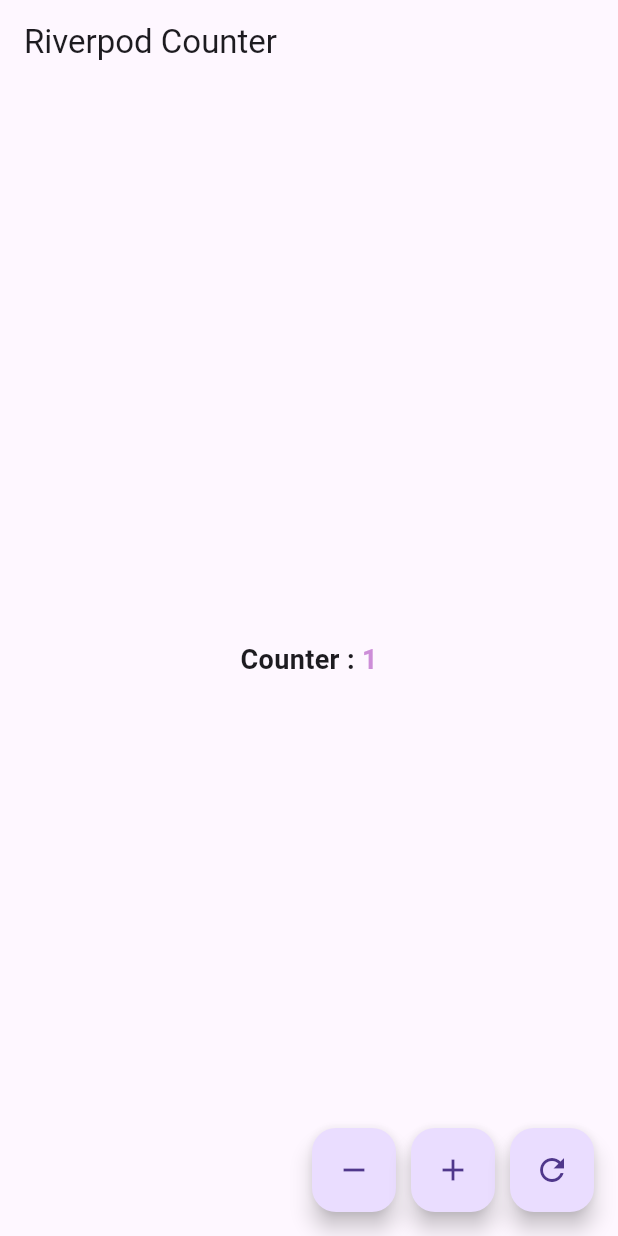
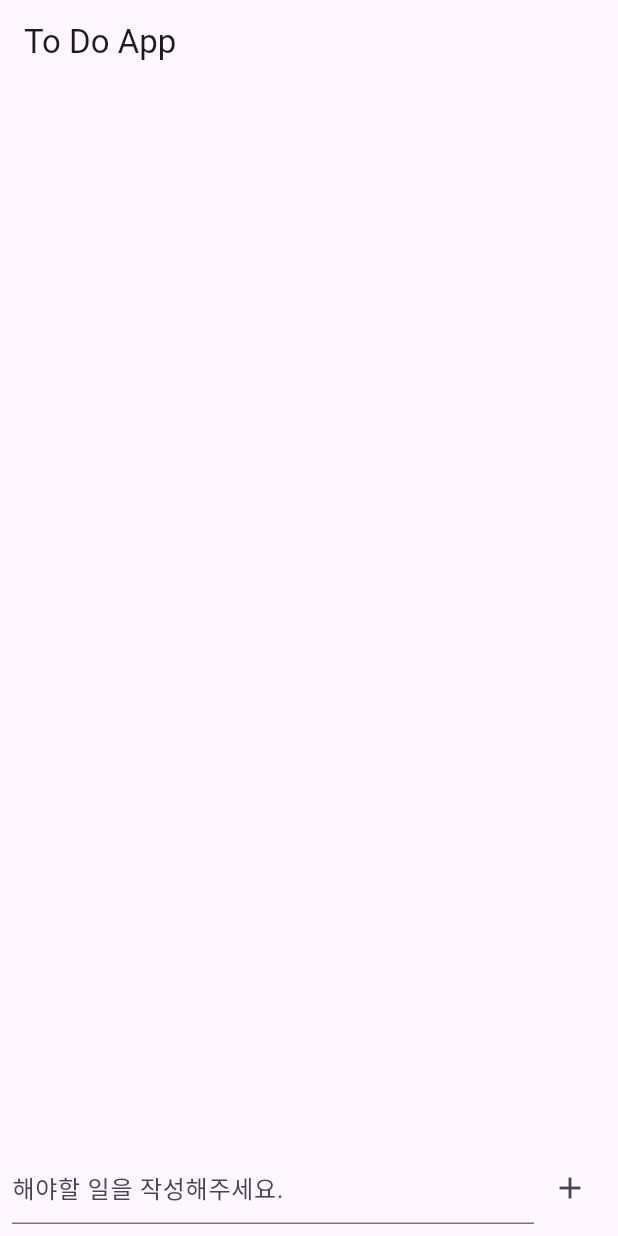
Before and after one commit to fluttudy/fluttudy_9oHigh, a Flutter app: the screen it shows after launch, after a tap on the "add" icon, on a phone screen of 412 x 824 dp. Run offline on Flutter 3.47's test engine with Material 3 defaults, Android fonts, the phone set to English and light mode, and no system bars; our stand-ins replace flutter_riverpod.

Commit message:
feat: implement todo app

```diff
--- a/flutter_exercise/lib/main.dart
+++ b/flutter_exercise/lib/main.dart
@@ -1,6 +1,7 @@
 import 'package:flutter/material.dart';
 import 'package:flutter_riverpod/flutter_riverpod.dart';
-import 'package:flutter_ui_exercise/state_management/riverpod/counter_app/counter_app.dart';
+import 'package:flutter_ui_exercise/state_management/riverpod/todo_app/todo_app.dart';
+// import 'package:flutter_ui_exercise/state_management/riverpod/counter_app/counter_app.dart';
 // import 'package:flutter_ui_exercise/ui/starbucks/contents/login/starbucks_login_screen.dart';
 
 void main() {
@@ -8,10 +9,18 @@
   UI - Starbucks
   runApp(const StarbucksApp());
   */
+
+  /*
+  State Management - Counter App
+  const ProviderScope(
+      child: CounterApp(),
+    ),
+  */
   runApp(
-    // 3. ProviderScope로 앱을 감싸서 Riverpod을 활성화
     const ProviderScope(
-      child: CounterApp(),
+      child: MaterialApp(
+        home: TodoApp(),
+      ),
     ),
   );
 }
--- a/flutter_exercise/lib/state_management/riverpod/todo_app/todo_app.dart
+++ b/flutter_exercise/lib/state_management/riverpod/todo_app/todo_app.dart
@@ -0,0 +1,53 @@
+import 'package:flutter/material.dart';
+import 'package:flutter_riverpod/flutter_riverpod.dart';
+import 'package:flutter_ui_exercise/state_management/riverpod/todo_app/provider/task_provider.dart';
+import 'package:flutter_ui_exercise/state_management/riverpod/todo_app/widget/add_task_field.dart';
+
+class TodoApp extends ConsumerWidget {
+  const TodoApp({super.key});
+
+  @override
+  Widget build(BuildContext context, WidgetRef ref) {
+    // taskListProvider의 상태 구독
+    final taskList = ref.watch(taskListProvider);
+
+    return Scaffold(
+      appBar: AppBar(
+        title: const Text('To Do App'),
+      ),
+      body: Column(
+        children: [
+          Expanded(
+            child: ListView.builder(
+              itemCount: taskList.length,
+              itemBuilder: (context, index) {
+                final task = taskList[index];
+                return ListTile(
+                  title: Text(
+                    task.title,
+                    style: TextStyle(
+                      decoration: task.isCompleted
+                          ? TextDecoration.lineThrough
+                          : TextDecoration.none,
+                    ),
+                  ),
+                  trailing: IconButton(
+                    icon: const Icon(Icons.delete),
+                    onPressed: () =>
+                        ref.read(taskListProvider.notifier).removeTask(index),
+                  ),
+                  onTap: () =>
+                      ref.read(taskListProvider.notifier).toggleTask(index),
+                );
+              },
+            ),
+          ),
+          Padding(
+            padding: const EdgeInsets.all(8.0),
+            child: AddTaskField(),
+          ),
+        ],
+      ),
+    );
+  }
+}
--- /dev/null
+++ b/flutter_exercise/lib/state_management/riverpod/todo_app/widget/add_task_field.dart
@@ -0,0 +1,34 @@
+import 'package:flutter/material.dart';
+import 'package:flutter_riverpod/flutter_riverpod.dart';
+import 'package:flutter_ui_exercise/state_management/riverpod/todo_app/provider/task_provider.dart';
+
+class AddTaskField extends ConsumerWidget {
+  final TextEditingController _controller = TextEditingController();
+
+  AddTaskField({super.key});
+
+  @override
+  Widget build(BuildContext context, WidgetRef ref) {
+    return Row(
+      children: [
+        Expanded(
+          child: TextField(
+            controller: _controller,
+            decoration: const InputDecoration(
+              hintText: '해야할 일을 작성해주세요.',
+            ),
+          ),
+        ),
+        IconButton(
+          icon: const Icon(Icons.add),
+          onPressed: () {
+            if (_controller.text.isNotEmpty) {
+              ref.read(taskListProvider.notifier).addTask(_controller.text);
+              _controller.clear();
+            }
+          },
+        ),
+      ],
+    );
+  }
+}
```
Also changed, not shown: flutter_exercise/lib/state_management/riverpod/todo_app/model/task.dart (added, +13 -0 lines), flutter_exercise/lib/state_management/riverpod/todo_app/provider/task_provider.dart (added, +33 -0 lines), 2 other files.
